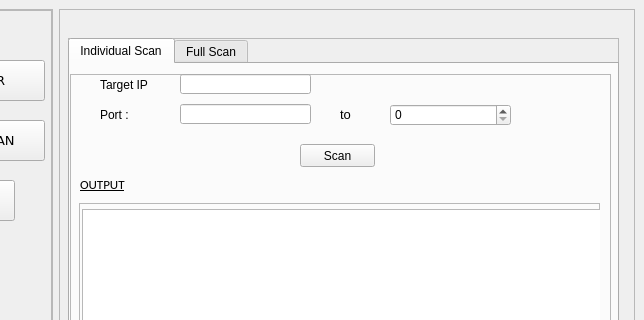
This is temp/for_test.ui in aniketparate/Network-Security-Scanner as Qt 5 draws it before an edit; both pictures show x 156 to 800 and y 0 to 320 of the 800 by 600 pixel window. The edited form follows.
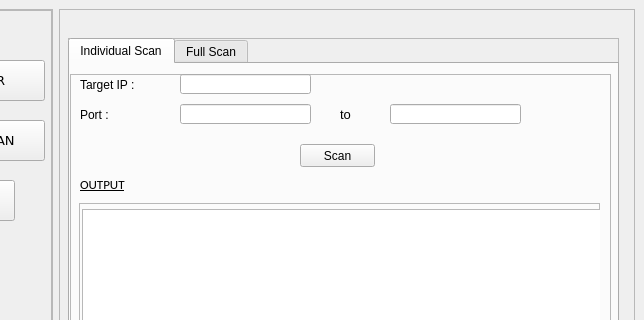
This is the edited form.

Patch:
```diff
--- a/temp/for_test.ui
+++ b/temp/for_test.ui
@@ -211,9 +211,9 @@
             <widget class="QLabel" name="Targetlabel">
              <property name="geometry">
               <rect>
-               <x>30</x>
+               <x>10</x>
                <y>0</y>
-               <width>51</width>
+               <width>71</width>
                <height>21</height>
               </rect>
              </property>
@@ -234,9 +234,9 @@
             <widget class="QLabel" name="portlabel">
              <property name="geometry">
               <rect>
-               <x>30</x>
+               <x>10</x>
                <y>30</y>
-               <width>61</width>
+               <width>41</width>
                <height>21</height>
               </rect>
              </property>
@@ -333,13 +333,13 @@
               </property>
              </widget>
             </widget>
-            <widget class="QSpinBox" name="ind_portRange">
+            <widget class="QLineEdit" name="ind_portinput_2">
              <property name="geometry">
               <rect>
                <x>320</x>
                <y>30</y>
-               <width>121</width>
-               <height>22</height>
+               <width>131</width>
+               <height>20</height>
               </rect>
              </property>
             </widget>
```
